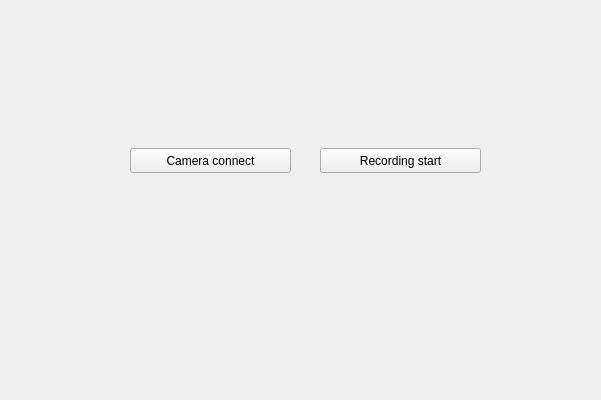
Qt form main.ui (s-woon/PyQT5) before a commit; both pictures show x 0 to 601 and y 281 to 681 of the 823 by 681 pixel window.
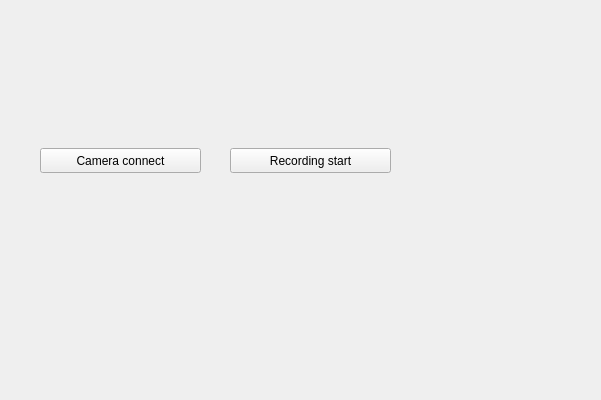
The same form after that commit.

```diff
--- a/main.ui
+++ b/main.ui
@@ -30,7 +30,7 @@
      <widget class="QPushButton" name="camerabtn">
       <property name="geometry">
        <rect>
-        <x>130</x>
+        <x>40</x>
         <y>410</y>
         <width>161</width>
         <height>25</height>
@@ -56,7 +56,7 @@
      <widget class="QPushButton" name="startbtn">
       <property name="geometry">
        <rect>
-        <x>320</x>
+        <x>230</x>
         <y>410</y>
         <width>161</width>
         <height>25</height>
```
